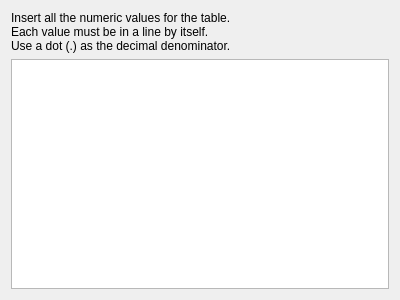
This is src/datainsert.ui in h-nick/SHelper as Qt 5 draws it before an edit. The edited form follows.
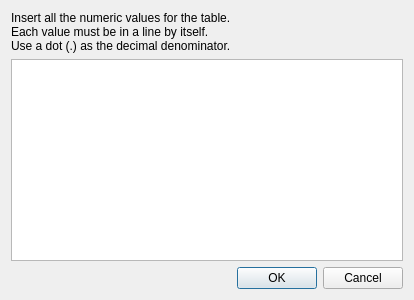
This is the edited form.

```diff
--- a/src/datainsert.ui
+++ b/src/datainsert.ui
@@ -14,7 +14,34 @@
    <string>Dialog</string>
   </property>
   <layout class="QGridLayout" name="gridLayout">
-   <item row="1" column="0">
+   <item row="2" column="1">
+    <widget class="QPushButton" name="button_OK">
+     <property name="text">
+      <string>OK</string>
+     </property>
+    </widget>
+   </item>
+   <item row="2" column="2">
+    <widget class="QPushButton" name="button_cancel">
+     <property name="text">
+      <string>Cancel</string>
+     </property>
+    </widget>
+   </item>
+   <item row="2" column="0">
+    <spacer name="horizontalSpacer">
+     <property name="orientation">
+      <enum>Qt::Horizontal</enum>
+     </property>
+     <property name="sizeHint" stdset="0">
+      <size>
+       <width>40</width>
+       <height>20</height>
+      </size>
+     </property>
+    </spacer>
+   </item>
+   <item row="1" column="0" colspan="3">
     <widget class="QPlainTextEdit" name="values"/>
    </item>
    <item row="0" column="0">
```
